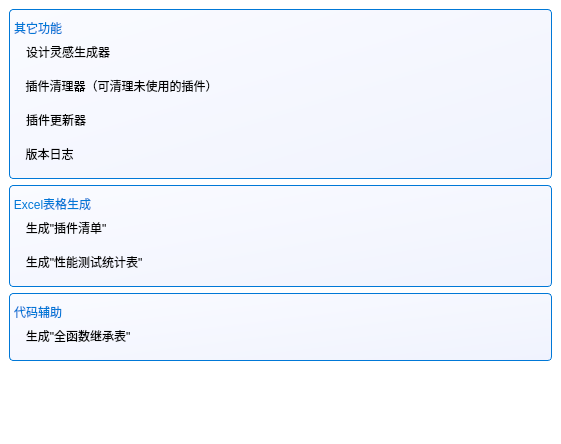
DrillUp/DrillPluginInformationReader, file DrillPluginInformationReader/Source/InformationModule/otherFunctionPart/p_OtherFunctionPart.ui: the form before one commit.
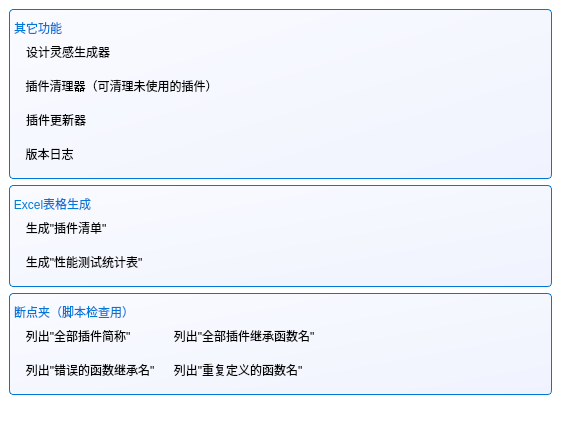
The form after the commit. Icons and pictures are not drawn.

Commit message: 改进了函数校验器功能。

Diff of the .ui file:
```diff
--- a/DrillPluginInformationReader/Source/InformationModule/otherFunctionPart/p_OtherFunctionPart.ui
+++ b/DrillPluginInformationReader/Source/InformationModule/otherFunctionPart/p_OtherFunctionPart.ui
@@ -234,24 +234,10 @@
        <item>
         <widget class="QGroupBox" name="groupBox_3">
          <property name="title">
-          <string>代码辅助</string>
+          <string>断点夹（脚本检查用）</string>
          </property>
          <layout class="QGridLayout" name="gridLayout_3">
-          <item row="0" column="0">
-           <widget class="QToolButton" name="toolButton_CAFunctionCheck">
-            <property name="text">
-             <string>生成&quot;全函数继承表&quot;</string>
-            </property>
-            <property name="icon">
-             <iconset resource="../../../drillplugininformationreader.qrc">
-              <normaloff>:/DrillPluginInformationReader/Resources/icons/global/drill_logo_64x64.png</normaloff>:/DrillPluginInformationReader/Resources/icons/global/drill_logo_64x64.png</iconset>
-            </property>
-            <property name="toolButtonStyle">
-             <enum>Qt::ToolButtonTextBesideIcon</enum>
-            </property>
-           </widget>
-          </item>
-          <item row="0" column="1">
+          <item row="1" column="2">
            <spacer name="horizontalSpacer_3">
             <property name="orientation">
              <enum>Qt::Horizontal</enum>
@@ -264,6 +250,62 @@
             </property>
            </spacer>
           </item>
+          <item row="1" column="0">
+           <widget class="QToolButton" name="toolButton_CAFunctionCheck_WrongInheritFunctionName">
+            <property name="text">
+             <string>列出&quot;错误的函数继承名&quot;</string>
+            </property>
+            <property name="icon">
+             <iconset resource="../../../drillplugininformationreader.qrc">
+              <normaloff>:/DrillPluginInformationReader/Resources/icons/global/HoverCursor_1.png</normaloff>:/DrillPluginInformationReader/Resources/icons/global/HoverCursor_1.png</iconset>
+            </property>
+            <property name="toolButtonStyle">
+             <enum>Qt::ToolButtonTextBesideIcon</enum>
+            </property>
+           </widget>
+          </item>
+          <item row="1" column="1">
+           <widget class="QToolButton" name="toolButton_CAFunctionCheck_RepeatDefinition">
+            <property name="text">
+             <string>列出&quot;重复定义的函数名&quot;</string>
+            </property>
+            <property name="icon">
+             <iconset resource="../../../drillplugininformationreader.qrc">
+              <normaloff>:/DrillPluginInformationReader/Resources/icons/global/HoverCursor_1.png</normaloff>:/DrillPluginInformationReader/Resources/icons/global/HoverCursor_1.png</iconset>
+            </property>
+            <property name="toolButtonStyle">
+             <enum>Qt::ToolButtonTextBesideIcon</enum>
+            </property>
+           </widget>
+          </item>
+          <item row="0" column="0">
+           <widget class="QToolButton" name="toolButton_CAFunctionCheck_AllAbbreviation">
+            <property name="text">
+             <string>列出&quot;全部插件简称&quot;</string>
+            </property>
+            <property name="icon">
+             <iconset resource="../../../drillplugininformationreader.qrc">
+              <normaloff>:/DrillPluginInformationReader/Resources/icons/global/HoverCursor_1.png</normaloff>:/DrillPluginInformationReader/Resources/icons/global/HoverCursor_1.png</iconset>
+            </property>
+            <property name="toolButtonStyle">
+             <enum>Qt::ToolButtonTextBesideIcon</enum>
+            </property>
+           </widget>
+          </item>
+          <item row="0" column="1">
+           <widget class="QToolButton" name="toolButton_CAFunctionCheck_AllInheritFunctionName">
+            <property name="text">
+             <string>列出&quot;全部插件继承函数名&quot;</string>
+            </property>
+            <property name="icon">
+             <iconset resource="../../../drillplugininformationreader.qrc">
+              <normaloff>:/DrillPluginInformationReader/Resources/icons/global/HoverCursor_1.png</normaloff>:/DrillPluginInformationReader/Resources/icons/global/HoverCursor_1.png</iconset>
+            </property>
+            <property name="toolButtonStyle">
+             <enum>Qt::ToolButtonTextBesideIcon</enum>
+            </property>
+           </widget>
+          </item>
          </layout>
         </widget>
        </item>
```
The commit also changes 4 other files.
